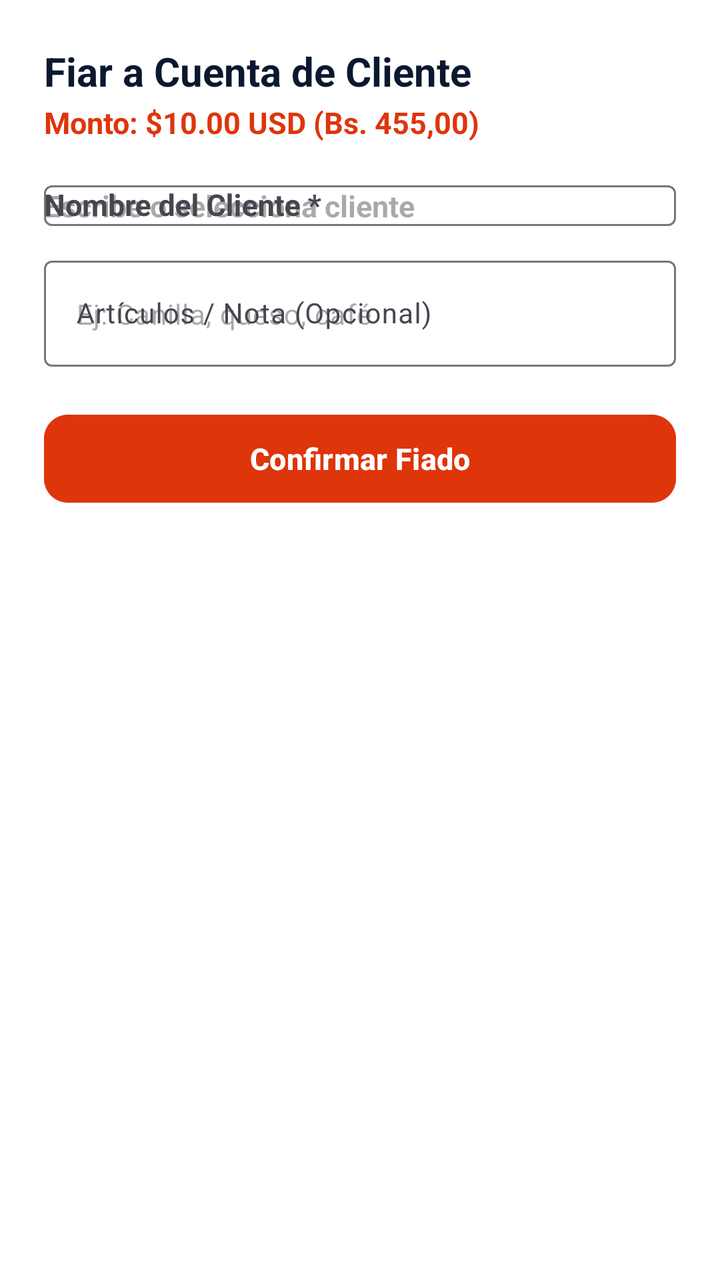
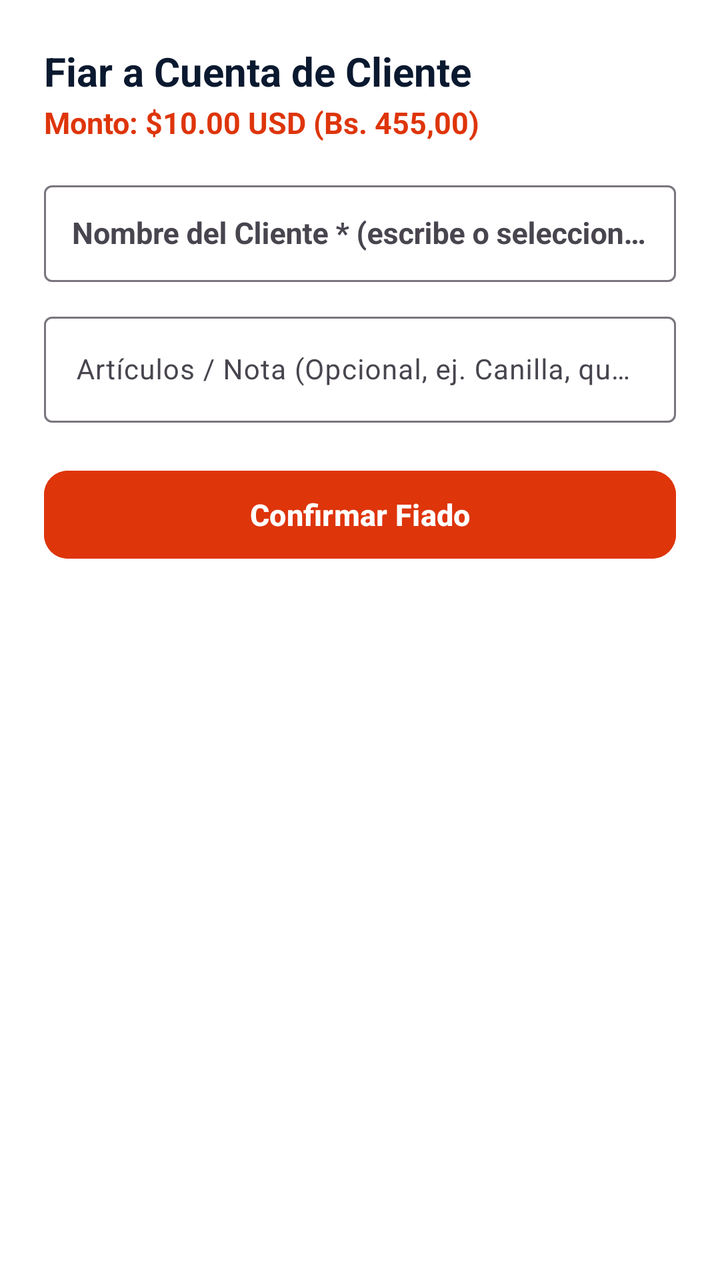

Before-and-after screenshots of an Android layout around one commit, followed by the original layout XML and the change that was made.
<!-- AndroidManifest.xml: application theme Theme.Zeasy -->
<!-- res/layout/dialog_quick_fiar_select.xml -->
<?xml version="1.0" encoding="utf-8"?>
<LinearLayout xmlns:android="http://schemas.android.com/apk/res/android"
    xmlns:app="http://schemas.android.com/apk/res-auto"
    android:layout_width="match_parent"
    android:layout_height="wrap_content"
    android:orientation="vertical"
    android:padding="22dp"
    android:background="@color/surface">

    <TextView
        android:layout_width="wrap_content"
        android:layout_height="wrap_content"
        android:text="Fiar a Cuenta de Cliente"
        android:textStyle="bold"
        android:textColor="@color/text_primary"
        android:textSize="20sp" />

    <TextView
        android:id="@+id/tvQuickFiarAmountSummary"
        android:layout_width="wrap_content"
        android:layout_height="wrap_content"
        android:layout_marginTop="2dp"
        android:text="Monto: $10.00 USD (Bs. 455,00)"
        android:textColor="#DE350B"
        android:textStyle="bold"
        android:textSize="15sp" />

    
    <com.google.android.material.textfield.TextInputLayout
        android:layout_width="match_parent"
        android:layout_height="wrap_content"
        android:layout_marginTop="16dp"
        android:hint="Nombre del Cliente *"
        style="@style/Widget.Material3.TextInputLayout.OutlinedBox">

        <AutoCompleteTextView
            android:id="@+id/actvQuickFiarClientName"
            android:layout_width="match_parent"
            android:layout_height="wrap_content"
            android:inputType="textPersonName|textCapWords"
            android:hint="Escribe o selecciona cliente"
            android:textSize="15sp"
            android:textStyle="bold" />
    </com.google.android.material.textfield.TextInputLayout>

    
    <com.google.android.material.textfield.TextInputLayout
        android:layout_width="match_parent"
        android:layout_height="wrap_content"
        android:layout_marginTop="12dp"
        android:hint="Artículos / Nota (Opcional)"
        style="@style/Widget.Material3.TextInputLayout.OutlinedBox">

        <com.google.android.material.textfield.TextInputEditText
            android:id="@+id/etQuickFiarConcept"
            android:layout_width="match_parent"
            android:layout_height="wrap_content"
            android:hint="Ej: Canilla, queso, café"
            android:textSize="14sp" />
    </com.google.android.material.textfield.TextInputLayout>

    <com.google.android.material.button.MaterialButton
        android:id="@+id/btnConfirmQuickFiar"
        android:layout_width="match_parent"
        android:layout_height="52dp"
        android:layout_marginTop="20dp"
        android:text="Confirmar Fiado"
        android:textSize="15sp"
        android:textStyle="bold"
        app:cornerRadius="12dp"
        android:backgroundTint="#DE350B"
        android:textColor="@color/white" />

</LinearLayout>
<!-- resources referenced by this layout -->
<resources>
  <color name="surface">#FFFFFF</color>
  <color name="text_primary">#0A192F</color>
  <color name="white">#FFFFFF</color>
  <style name="Theme.Zeasy" parent="Theme.Material3.DayNight.NoActionBar">
          
          <item name="colorPrimary">@color/accent_green</item>
          <item name="colorPrimaryContainer">@color/accent_green_bg</item>
          <item name="colorOnPrimary">@color/white</item>
          <item name="colorSecondary">@color/accent_blue</item>
          <item name="colorSecondaryContainer">@color/accent_blue_bg</item>
  
          
          <item name="android:statusBarColor">@color/primary</item>
          <item name="android:windowLightStatusBar">false</item>
          <item name="android:colorBackground">@color/background</item>
  
          
          <item name="android:textColor">@color/text_primary</item>
  
          
          <item name="bottomNavigationStyle">@style/Widget.Zeasy.BottomNavigationView</item>
      </style>
  <color name="accent_green">#00875A</color>
  <color name="accent_green_bg">#E3FCEF</color>
  <color name="accent_blue">#0052FF</color>
  <color name="accent_blue_bg">#EFF6FF</color>
  <color name="primary">#0A2540</color>
  <color name="background">#F4F8FC</color>
  <style name="Widget.Zeasy.BottomNavigationView" parent="Widget.Material3.BottomNavigationView">
          <item name="itemRippleColor">@color/accent_green_bg</item>
          <item name="android:background">@color/surface</item>
          <item name="itemIconTint">@color/nav_selector</item>
          <item name="itemTextColor">@color/nav_selector</item>
      </style>
</resources>

<!-- the commit's change to res/layout/dialog_quick_fiar_select.xml (unified diff, before → after) -->
@@ -30,15 +30,15 @@
         android:layout_width="match_parent"
         android:layout_height="wrap_content"
         android:layout_marginTop="16dp"
-        android:hint="Nombre del Cliente *"
-        style="@style/Widget.Material3.TextInputLayout.OutlinedBox">
+        android:hint="Nombre del Cliente * (escribe o selecciona)">
 
         <AutoCompleteTextView
             android:id="@+id/actvQuickFiarClientName"
             android:layout_width="match_parent"
             android:layout_height="wrap_content"
             android:inputType="textPersonName|textCapWords"
-            android:hint="Escribe o selecciona cliente"
+            android:padding="14dp"
+            android:textColor="@color/text_primary"
             android:textSize="15sp"
             android:textStyle="bold" />
     </com.google.android.material.textfield.TextInputLayout>
@@ -48,14 +48,13 @@
         android:layout_width="match_parent"
         android:layout_height="wrap_content"
         android:layout_marginTop="12dp"
-        android:hint="Artículos / Nota (Opcional)"
-        style="@style/Widget.Material3.TextInputLayout.OutlinedBox">
+        android:hint="Artículos / Nota (Opcional, ej. Canilla, queso)">
 
         <com.google.android.material.textfield.TextInputEditText
             android:id="@+id/etQuickFiarConcept"
             android:layout_width="match_parent"
             android:layout_height="wrap_content"
-            android:hint="Ej: Canilla, queso, café"
+            android:textColor="@color/text_primary"
             android:textSize="14sp" />
     </com.google.android.material.textfield.TextInputLayout>
 
